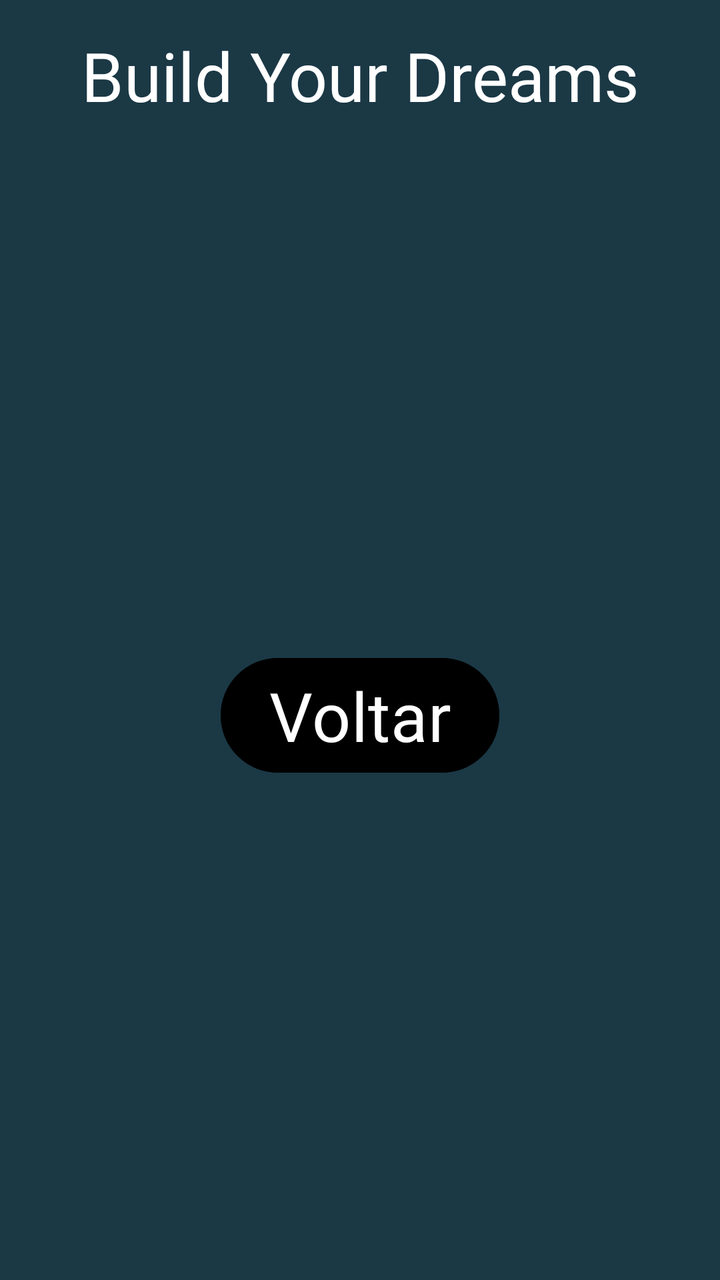
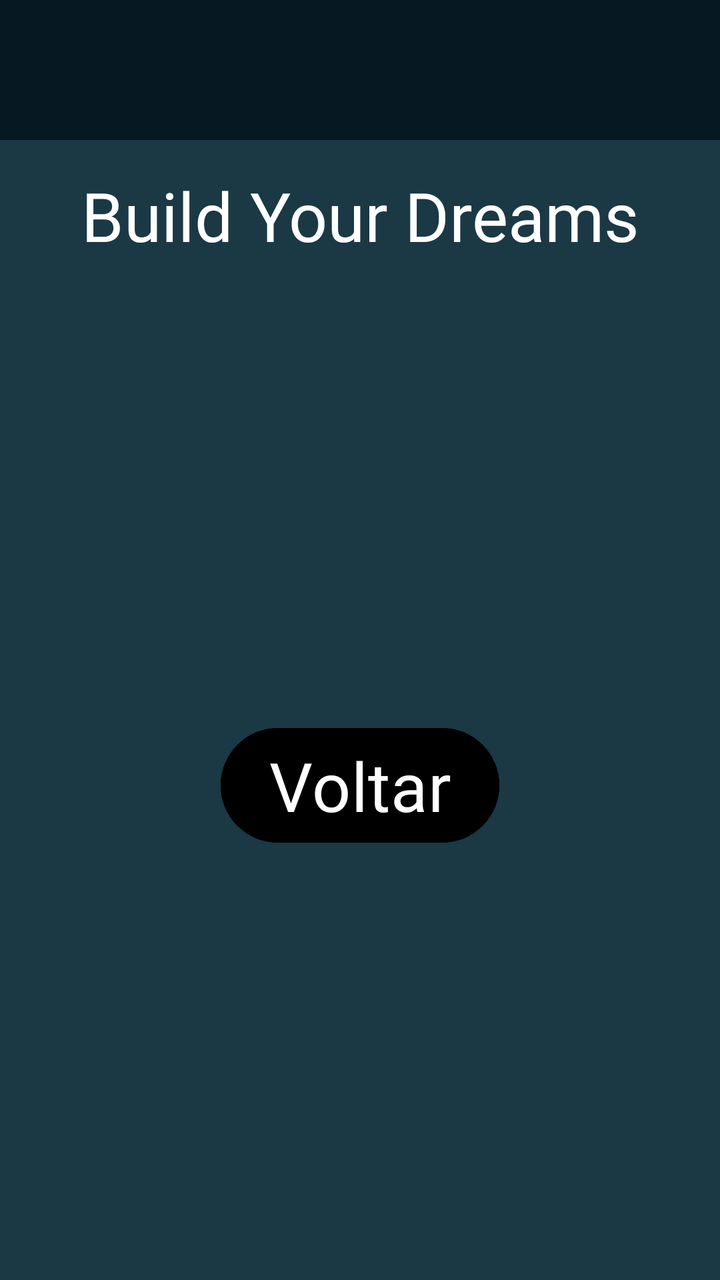

An Android layout rendered at two revisions. The XML below is the earlier revision; the diff shows what the commit changed to produce the second picture.
<!-- AndroidManifest.xml: application theme Theme.ProjetoPDMII -->
<!-- res/layout/activity_3.xml -->
<?xml version="1.0" encoding="utf-8"?>
<LinearLayout xmlns:android="http://schemas.android.com/apk/res/android"
    xmlns:app="http://schemas.android.com/apk/res-auto"
    xmlns:tools="http://schemas.android.com/tools"
    android:id="@+id/main"
    android:layout_width="match_parent"
    android:layout_height="match_parent"
    android:background="#1B3845"
    android:orientation="vertical"
    tools:context=".Activity3">

    <TextView
        android:layout_width="match_parent"
        android:layout_height="wrap_content"
        android:layout_margin="15dp"
        android:fontFamily="@font/alfa_slab_one"
        android:gravity="center"
        android:text="Build Your Dreams"
        android:textColor="#FFFFFF"
        android:textSize="34sp" />

    <androidx.viewpager2.widget.ViewPager2
        android:id="@+id/viewPager"
        android:layout_width="match_parent"
        android:layout_height="wrap_content">

    </androidx.viewpager2.widget.ViewPager2>

    <LinearLayout
        android:layout_width="match_parent"
        android:layout_height="match_parent"
        android:gravity="center"
        android:orientation="horizontal">

        <Button
            android:id="@+id/button2"
            android:layout_width="wrap_content"
            android:layout_height="wrap_content"
            android:backgroundTint="#000000"
            android:fontFamily="@font/adlam_display"
            android:gravity="center"
            android:text="Voltar"
            android:textColor="#FFFFFF"
            android:textColorLink="#AF8686"
            android:textSize="34sp" />
    </LinearLayout>
</LinearLayout>
<!-- resources referenced by this layout -->
<resources>
  <style name="Theme.ProjetoPDMII" parent="Base.Theme.ProjetoPDMII" />
  <style name="Base.Theme.ProjetoPDMII" parent="Theme.Material3.DayNight.NoActionBar">
          
          
      </style>
</resources>

<!-- the commit's change to res/layout/activity_3.xml (unified diff, before → after) -->
@@ -1,47 +1,102 @@
 <?xml version="1.0" encoding="utf-8"?>
-<LinearLayout xmlns:android="http://schemas.android.com/apk/res/android"
+<androidx.drawerlayout.widget.DrawerLayout xmlns:android="http://schemas.android.com/apk/res/android"
     xmlns:app="http://schemas.android.com/apk/res-auto"
     xmlns:tools="http://schemas.android.com/tools"
-    android:id="@+id/main"
+    android:id="@+id/iddrawer"
     android:layout_width="match_parent"
     android:layout_height="match_parent"
     android:background="#1B3845"
     android:orientation="vertical"
     tools:context=".Activity3">
 
-    <TextView
+    <LinearLayout
+        android:id="@+id/linearPrincipal"
+        android:layout_width="match_parent"
+        android:layout_height="match_parent"
+        android:orientation="vertical">
+
+        <androidx.appcompat.widget.Toolbar
+            android:id="@+id/toolbar"
+            android:layout_width="match_parent"
+            android:layout_height="70dp"
+            android:background="#061923"
+            android:minHeight="?attr/actionBarSize"
+            android:theme="?attr/actionBarTheme" />
+
+        <TextView
+            android:layout_width="match_parent"
+            android:layout_height="wrap_content"
+            android:layout_margin="15dp"
+            android:fontFamily="@font/alfa_slab_one"
+            android:gravity="center"
+            android:text="Build Your Dreams"
+            android:textColor="#FFFFFF"
+            android:textSize="34sp" />
+
+        <androidx.viewpager2.widget.ViewPager2
+            android:id="@+id/viewPager"
+            android:layout_width="match_parent"
+            android:layout_height="wrap_content">
+
+        </androidx.viewpager2.widget.ViewPager2>
+
+        <LinearLayout
+            android:layout_width="match_parent"
+            android:layout_height="match_parent"
+            android:gravity="center"
+            android:orientation="horizontal">
+
+            <Button
+                android:id="@+id/button2"
+                android:layout_width="wrap_content"
+                android:layout_height="wrap_content"
+                android:backgroundTint="#000000"
+                android:fontFamily="@font/adlam_display"
+                android:gravity="center"
+                android:text="Voltar"
+                android:textColor="#FFFFFF"
+                android:textColorLink="#AF8686"
+                android:textSize="34sp" />
+        </LinearLayout>
+
+    </LinearLayout>
+
+    <com.google.android.material.navigation.NavigationView
+        android:id="@+id/navigation"
+        android:layout_width="match_parent"
+        android:layout_height="match_parent"
+        android:layout_gravity="start"
+        app:headerLayout="@layout/cabecalho"
+        app:menu="@menu/menudrawer" />
+
+</androidx.drawerlayout.widget.DrawerLayout>
+<!-- res/layout/cabecalho.xml (included above) -->
+<?xml version="1.0" encoding="utf-8"?>
+<LinearLayout xmlns:android="http://schemas.android.com/apk/res/android"
+    xmlns:app="http://schemas.android.com/apk/res-auto"
+    android:layout_width="match_parent"
+    android:layout_height="180dp"
+    android:background="#EB9D0C"
+    android:orientation="vertical"
+    android:padding="10dp">
+
+    <ImageView
+        android:id="@+id/imageView4"
         android:layout_width="match_parent"
         android:layout_height="wrap_content"
-        android:layout_margin="15dp"
-        android:fontFamily="@font/alfa_slab_one"
-        android:gravity="center"
-        android:text="Build Your Dreams"
-        android:textColor="#FFFFFF"
-        android:textSize="34sp" />
+        app:srcCompat="@drawable/account_circle_48px" />
 
-    <androidx.viewpager2.widget.ViewPager2
-        android:id="@+id/viewPager"
+    <TextView
+        android:id="@+id/nome"
         android:layout_width="match_parent"
-        android:layout_height="wrap_content">
+        android:layout_height="wrap_content"
+        android:text="TextView"
+        android:textSize="20sp" />
 
-    </androidx.viewpager2.widget.ViewPager2>
-
-    <LinearLayout
+    <TextView
+        android:id="@+id/email"
         android:layout_width="match_parent"
-        android:layout_height="match_parent"
-        android:gravity="center"
-        android:orientation="horizontal">
-
-        <Button
-            android:id="@+id/button2"
-            android:layout_width="wrap_content"
-            android:layout_height="wrap_content"
-            android:backgroundTint="#000000"
-            android:fontFamily="@font/adlam_display"
-            android:gravity="center"
-            android:text="Voltar"
-            android:textColor="#FFFFFF"
-            android:textColorLink="#AF8686"
-            android:textSize="34sp" />
-    </LinearLayout>
+        android:layout_height="wrap_content"
+        android:text="TextView"
+        android:textSize="20sp" />
 </LinearLayout>
<!-- resource entries referenced after the edit -->
@@ -1,5 +1,16 @@
 <!-- resources referenced by this layout -->
 <resources>
+  <!-- drawable account_circle_48px (drawable) -->
+  <vector xmlns:android="http://schemas.android.com/apk/res/android"
+      android:width="48dp"
+      android:height="48dp"
+      android:viewportWidth="960"
+      android:viewportHeight="960"
+      android:tint="?attr/colorControlNormal">
+    <path
+        android:fillColor="@android:color/white"
+        android:pathData="M222,705Q285,661 347,637.5Q409,614 480,614Q551,614 613.5,637.5Q676,661 739,705Q783,651 801.5,596Q820,541 820,480Q820,335 722.5,237.5Q625,140 480,140Q335,140 237.5,237.5Q140,335 140,480Q140,541 159,596Q178,651 222,705ZM382.5,470.5Q343,431 343,373Q343,315 382.5,275.5Q422,236 480,236Q538,236 577.5,275.5Q617,315 617,373Q617,431 577.5,470.5Q538,510 480,510Q422,510 382.5,470.5ZM480,880Q398,880 325,848.5Q252,817 197.5,762.5Q143,708 111.5,635Q80,562 80,480Q80,397 111.5,324.5Q143,252 197.5,197.5Q252,143 325,111.5Q398,80 480,80Q563,80 635.5,111.5Q708,143 762.5,197.5Q817,252 848.5,324.5Q880,397 880,480Q880,562 848.5,635Q817,708 762.5,762.5Q708,817 635.5,848.5Q563,880 480,880ZM587.5,804Q640,788 691,748Q640,712 587,693Q534,674 480,674Q426,674 373,693Q320,712 269,748Q320,788 372.5,804Q425,820 480,820Q535,820 587.5,804ZM535.5,428.5Q557,407 557,373Q557,339 535.5,317.5Q514,296 480,296Q446,296 424.5,317.5Q403,339 403,373Q403,407 424.5,428.5Q446,450 480,450Q514,450 535.5,428.5ZM480,373Q480,373 480,373Q480,373 480,373Q480,373 480,373Q480,373 480,373Q480,373 480,373Q480,373 480,373Q480,373 480,373Q480,373 480,373ZM480,747Q480,747 480,747Q480,747 480,747Q480,747 480,747Q480,747 480,747Q480,747 480,747Q480,747 480,747Q480,747 480,747Q480,747 480,747Z"/>
+  </vector>
   <style name="Theme.ProjetoPDMII" parent="Base.Theme.ProjetoPDMII" />
   <style name="Base.Theme.ProjetoPDMII" parent="Theme.Material3.DayNight.NoActionBar">
           
